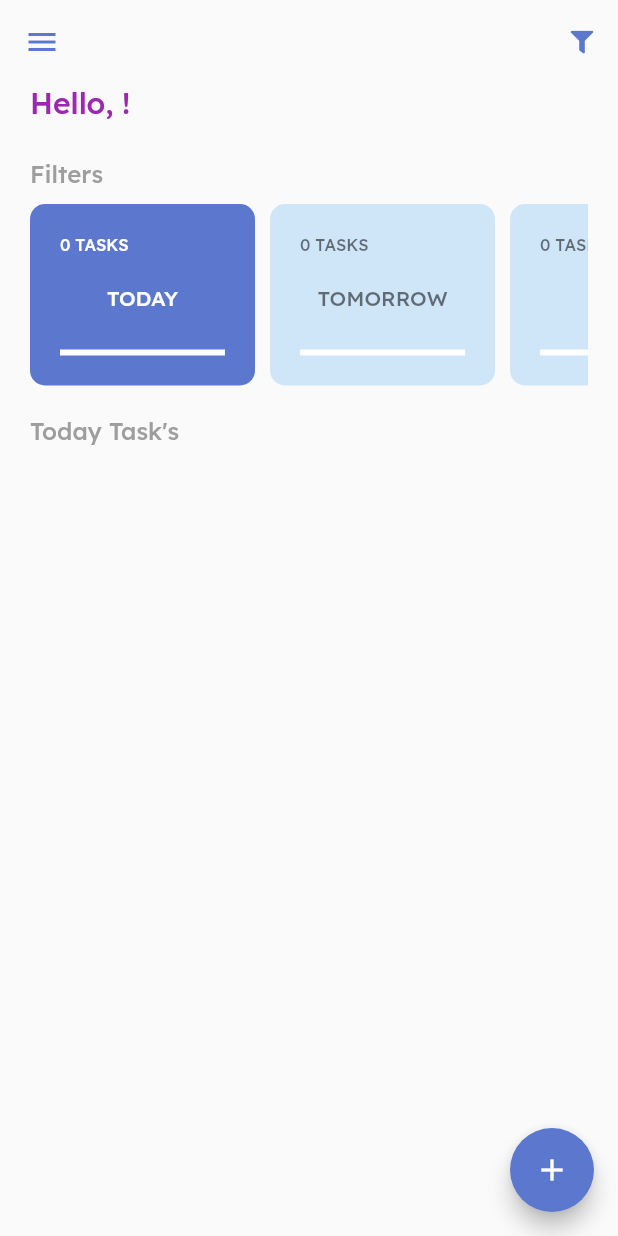
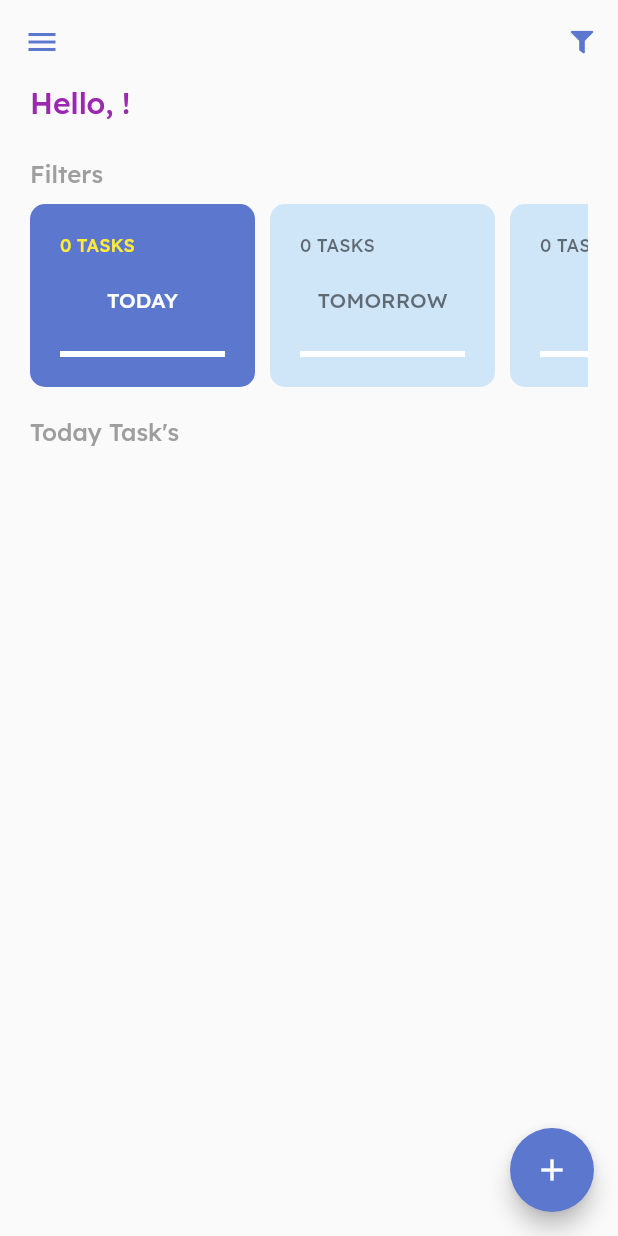
Before and after one commit to MarioMoraes/todo_list, a Flutter app: the screen it shows once a user with an empty profile is signed in, on a phone screen of 412 x 824 dp. Run offline on Flutter 3.47's test engine with Material 2 defaults, Android fonts, the phone set to English and light mode, and no system bars; our stand-ins replace date_picker_timeline, firebase_auth, firebase_core, flutter_signin_button, google_sign_in, sqflite and 2 more; missing offline and left inert: flutter_overlay_loader, validatorless; accounts and stored records are empty; network calls fail.

```diff
--- a/lib/app/modules/home/widgets/todo_card.dart
+++ b/lib/app/modules/home/widgets/todo_card.dart
@@ -19,18 +19,6 @@ class TodoCard extends StatelessWidget {
     this.totalTaskModel,
   }) : super(key: key);
 
-  double _getPercentFinished() {
-    final total = totalTaskModel?.totalTasks ?? 0.0;
-    final totalFinished = totalTaskModel?.totalTasksFinish ?? 0.1;
-
-    if (total == 0) {
-      return 0.0;
-    }
-
-    final percent = (totalFinished * 100) / total;
-    return percent / 100;
-  }
-
   @override
   Widget build(BuildContext context) {
     return InkWell(
@@ -51,10 +39,10 @@ class TodoCard extends StatelessWidget {
           crossAxisAlignment: CrossAxisAlignment.start,
           children: [
             Text(
-              '${totalTaskModel?.totalTasks ?? 0} TASKS',
+              '${totalTaskModel?.totalTasks} TASKS',
               style: context.textStyle.copyWith(
-                fontSize: 11,
-                color: selected ? Colors.white : Colors.black54,
+                fontSize: 12,
+                color: selected ? Colors.yellow : Colors.black54,
               ),
             ),
             const SizedBox(
@@ -95,4 +83,16 @@ class TodoCard extends StatelessWidget {
       ),
     );
   }
+
+  double _getPercentFinished() {
+    final total = totalTaskModel?.totalTasks ?? 0.0;
+    final totalFinished = totalTaskModel?.totalTasksFinish ?? 0.1;
+
+    if (total == 0) {
+      return 0.0;
+    }
+
+    final percent = (totalFinished * 100) / total;
+    return percent / 100;
+  }
 }
--- a/lib/app/repositories/tasks/tasks_repository.dart
+++ b/lib/app/repositories/tasks/tasks_repository.dart
@@ -4,4 +4,5 @@ abstract class TasksRepository {
   Future<void> save(DateTime date, String description);
   Future<List<TaskModel>> findByPeriod(DateTime start, DateTime end);
   Future<void> checkOrUncheckTask(TaskModel task);
+  Future<void> deleteTask(TaskModel task);
 }
--- a/lib/app/services/tasks/tasks_service.dart
+++ b/lib/app/services/tasks/tasks_service.dart
@@ -7,4 +7,5 @@ abstract class TasksService {
   Future<List<TaskModel>> getTomorrow();
   Future<WeekTaskModel> getWeek();
   Future<void> checkOrUncheckTask(TaskModel task);
+  Future<void> deleteTask(TaskModel task);
 }
--- a/lib/app/services/tasks/tasks_service_impl.dart
+++ b/lib/app/services/tasks/tasks_service_impl.dart
@@ -48,4 +48,7 @@ class TasksServiceImpl extends TasksService {
   @override
   Future<void> checkOrUncheckTask(TaskModel task) =>
       _repository.checkOrUncheckTask(task);
+
+  @override
+  Future<void> deleteTask(TaskModel task) => _repository.deleteTask(task);
 }
```
Also changed, not shown: lib/app/modules/home/home_controller.dart (+10 -1 lines), lib/app/modules/home/widgets/home_tasks.dart (+8 -5 lines), lib/app/modules/home/widgets/task.dart (+10 -1 lines), lib/app/repositories/tasks/tasks_repository_impl.dart (+7 -0 lines).
